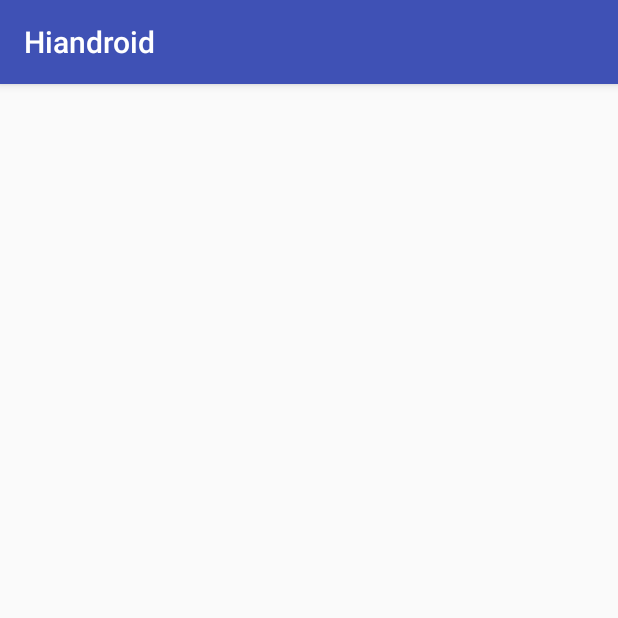
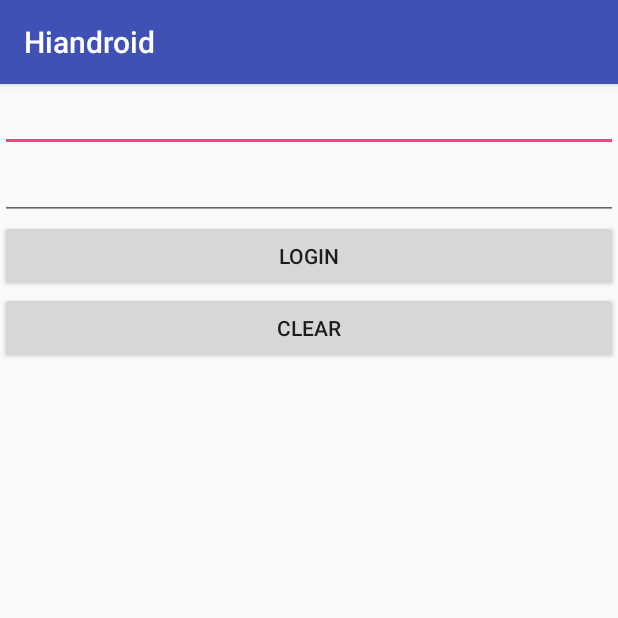
Before and after one commit to LewJun/hiandroid, an Android app: the screen it shows after launch (MainActivity), on a phone screen of 412 x 824 dp, the top half of it. Run offline under Robolectric (Android 15) with nearby library versions, the phone set to English and light mode, and no system bars.

Commit message:
mvp登录页

```diff
--- a/app/src/main/res/layout/activity_main.xml
+++ b/app/src/main/res/layout/activity_main.xml
@@ -4,5 +4,41 @@
     android:layout_width="match_parent"
     android:layout_height="match_parent"
     >
+    <LinearLayout
+        android:layout_width="match_parent"
+        android:layout_height="match_parent"
+        android:orientation="vertical"
+        >
+        <EditText
+            android:id="@+id/et_username"
+            android:layout_width="match_parent"
+            android:layout_height="wrap_content" />
 
+        <EditText
+            android:inputType="textPassword"
+            android:id="@+id/et_password"
+            android:layout_width="match_parent"
+            android:layout_height="wrap_content" />
+
+        <Button
+            android:id="@+id/btn_login"
+            android:layout_width="match_parent"
+            android:layout_height="wrap_content"
+            android:text="Login"
+            />
+        <Button
+            android:id="@+id/btn_clear"
+            android:layout_width="match_parent"
+            android:layout_height="wrap_content"
+            android:text="Clear"
+            />
+    </LinearLayout>
+
+    <ProgressBar
+        android:id="@+id/pb_loading"
+        android:layout_width="wrap_content"
+        android:layout_height="wrap_content"
+        android:layout_centerInParent="true"
+        android:visibility="gone"
+        />
 </RelativeLayout>
```
Also changed, not shown: 1 other file.
